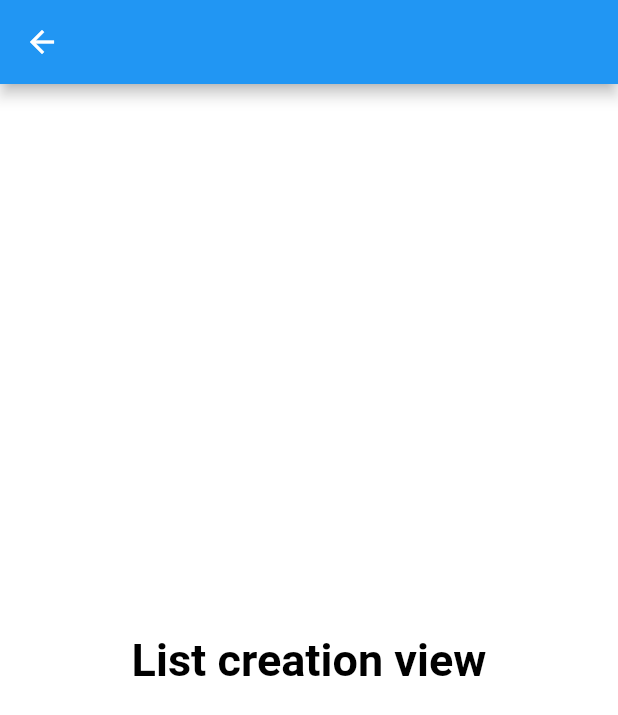
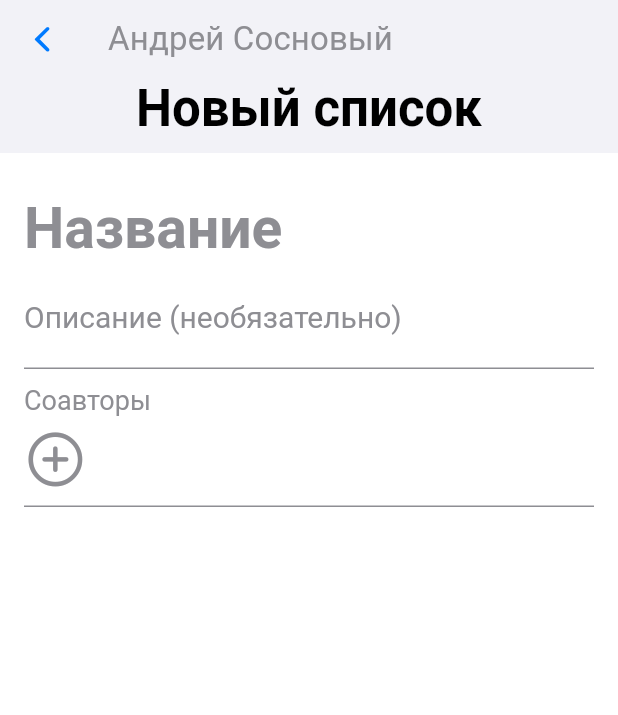
Before and after one commit to AndreySosnovyy/diplom_flutter_shoppinglist, a Flutter app: the ListCreationView screen opened by its route, on a phone screen of 412 x 824 dp. Shown: the top 715 px of the screen. Run offline on Flutter 3.47's test engine with Material 2 defaults, Android fonts, the phone set to English and light mode, and no system bars; our stand-ins replace auto_route, auto_size_text, get_it, google_fonts, stacked.

Commit message:
added half of list creation screen

```diff
--- a/lib/app/values/colors.dart
+++ b/lib/app/values/colors.dart
@@ -46,9 +46,10 @@ class ShoppingListTileColors {
   static const red = AppColors.red;
   static const green = AppColors.green;
   static const blue = AppColors.blue;
-  static const yellow = AppColors.yellow;
+  static const orange = AppColors.orange;
   static const indigo = AppColors.indigo;
   static const pink = AppColors.pink;
   static const teal = AppColors.teal;
   static const black = AppColors.black;
+  static const grey = AppColors.grey1;
 }
--- /dev/null
+++ b/lib/features/workspace/domain/entities/co_author.dart
@@ -0,0 +1,11 @@
+import 'package:flutter/material.dart';
+
+class CoAuthor {
+  final String name;
+  final Image avatar;
+
+  CoAuthor({
+    required this.name,
+    required this.avatar,
+  });
+}
--- a/lib/features/workspace/presentation/screens/list_creation/list_creation_view.dart
+++ b/lib/features/workspace/presentation/screens/list_creation/list_creation_view.dart
@@ -1,3 +1,8 @@
+import 'package:diplom/app/values/colors.dart';
+import 'package:diplom/features/common/presentation/widgets/common_appbar.dart';
+import 'package:diplom/features/workspace/presentation/screens/list_creation/widgets/co_authors_handler.dart';
+import 'package:diplom/features/workspace/presentation/screens/list_creation/widgets/common_textfield.dart';
+import 'package:flutter/cupertino.dart';
 import 'package:flutter/material.dart';
 import 'package:stacked/stacked.dart';
 
@@ -11,9 +16,53 @@ class ListCreationView extends StatelessWidget {
     return ViewModelBuilder<ListCreationViewModel>.reactive(
       viewModelBuilder: () => ListCreationViewModel(),
       builder: (context, viewModel, child) => Scaffold(
-        appBar: AppBar(),
-        body: Center(
-          child: Text('List creation view', style: Theme.of(context).textTheme.headline2),
+        appBar: CommonAppbar(
+          title: 'Новый список',
+          subtitle: 'Андрей Сосновый',
+          leading: const Icon(
+            CupertinoIcons.back,
+            size: 26,
+            color: AppColors.blue,
+          ),
+          leadingCallback: viewModel.backButtonCallback,
+        ),
+        body: Padding(
+          padding: const EdgeInsets.all(16.0),
+          child: Column(
+            crossAxisAlignment: CrossAxisAlignment.start,
+            children: [
+              CommonTextField(
+                controller: viewModel.nameController,
+                hint: 'Название',
+                isBold: true,
+                fontSize: 38,
+                maxLength: 24,
+              ),
+              CommonTextField(
+                controller: viewModel.descriptionController,
+                hint: 'Описание (необязательно)',
+                fontSize: 20,
+                maxLength: 300,
+                maxLines: 8,
+              ),
+              Container(
+                margin: const EdgeInsets.symmetric(vertical: 10),
+                color: AppColors.grey1,
+                width: double.infinity,
+                height: 1,
+              ),
+              CoAuthorsHandler(
+                addCoAuthorCallback: () {},
+                coAuthors: [],
+              ),
+              Container(
+                margin: const EdgeInsets.symmetric(vertical: 10),
+                color: AppColors.grey1,
+                width: double.infinity,
+                height: 1,
+              ),
+            ],
+          ),
         ),
       ),
     );
--- a/lib/features/workspace/presentation/screens/list_creation/list_creation_viewmodel.dart
+++ b/lib/features/workspace/presentation/screens/list_creation/list_creation_viewmodel.dart
@@ -1,5 +1,12 @@
-import 'package:flutter/foundation.dart';
+import 'package:diplom/app/dependencies.dart';
+import 'package:diplom/app/navigation/app_router.gr.dart';
+import 'package:flutter/cupertino.dart';
 
 class ListCreationViewModel extends ChangeNotifier {
+  final router = sl.get<AppRouter>();
 
+  final nameController = TextEditingController();
+  final descriptionController = TextEditingController();
+
+  void backButtonCallback() => router.pop();
 }
--- /dev/null
+++ b/lib/features/workspace/presentation/screens/list_creation/widgets/co_authors_handler.dart
@@ -0,0 +1,53 @@
+import 'package:diplom/app/values/colors.dart';
+import 'package:diplom/features/workspace/domain/entities/co_author.dart';
+import 'package:flutter/cupertino.dart';
+import 'package:flutter/material.dart';
+
+class CoAuthorsHandler extends StatelessWidget {
+  final List<CoAuthor> coAuthors;
+  final VoidCallback addCoAuthorCallback;
+
+  const CoAuthorsHandler({
+    Key? key,
+    required this.coAuthors,
+    required this.addCoAuthorCallback,
+  }) : super(key: key);
+
+  @override
+  Widget build(BuildContext context) {
+    return Scrollbar(
+      child: SingleChildScrollView(
+        child: Column(
+          crossAxisAlignment: CrossAxisAlignment.start,
+          children: [
+            Text(
+              'Соавторы',
+              style: Theme.of(context)
+                  .textTheme
+                  .bodyText1!
+                  .copyWith(color: AppColors.grey1),
+            ),
+            const SizedBox(height: 8),
+            Row(
+              mainAxisSize: MainAxisSize.max,
+              mainAxisAlignment: MainAxisAlignment.start,
+              crossAxisAlignment: CrossAxisAlignment.center,
+              children: [
+                GestureDetector(
+                  onTap: addCoAuthorCallback,
+                  child: const SizedBox(
+                    child: Icon(
+                      CupertinoIcons.plus_circled,
+                      size: 42,
+                      color: AppColors.grey1,
+                    ),
+                  ),
+                ),
+              ],
+            ),
+          ],
+        ),
+      ),
+    );
+  }
+}
--- /dev/null
+++ b/lib/features/workspace/presentation/screens/list_creation/widgets/common_textfield.dart
@@ -0,0 +1,45 @@
+import 'package:diplom/app/values/colors.dart';
+import 'package:flutter/material.dart';
+
+class CommonTextField extends StatelessWidget {
+  final TextEditingController controller;
+  final String hint;
+  final bool isBold;
+  final double fontSize;
+  final int? maxLines;
+  final int? maxLength;
+
+  const CommonTextField({
+    Key? key,
+    required this.controller,
+    required this.hint,
+    this.isBold = false,
+    required this.fontSize,
+    this.maxLines = 1,
+    this.maxLength,
+  }) : super(key: key);
+
+  @override
+  Widget build(BuildContext context) {
+    return TextField(
+      controller: controller,
+      maxLines: null,
+      maxLength: maxLength,
+      style: TextStyle(
+        fontSize: fontSize,
+        fontWeight: isBold ? FontWeight.bold : null,
+        color: AppColors.black,
+      ),
+      decoration: InputDecoration(
+        border: InputBorder.none,
+        counterText: '',
+        hintText: hint,
+        hintStyle: TextStyle(
+          fontSize: fontSize,
+          fontWeight: isBold ? FontWeight.bold : null,
+          color: AppColors.grey1,
+        ),
+      ),
+    );
+  }
+}
--- a/lib/features/workspace/presentation/screens/lists/lists_viewmodel.dart
+++ b/lib/features/workspace/presentation/screens/lists/lists_viewmodel.dart
@@ -3,5 +3,9 @@ import 'package:diplom/app/navigation/app_router.gr.dart';
 import 'package:flutter/foundation.dart';
 
 class ListsViewModel extends ChangeNotifier {
-  void openSettings() => sl.get<AppRouter>().push(const SettingsViewRoute());
+  final router = sl.get<AppRouter>();
+
+  void openSettings() => router.push(const SettingsViewRoute());
+
+  void openListCreationView() => router.push(const ListCreationViewRoute());
 }
--- a/pubspec.yaml
+++ b/pubspec.yaml
@@ -47,6 +47,7 @@ dependencies:
   google_fonts: ^2.2.0
   intl: ^0.17.0
   uuid: ^3.0.5
+  auto_size_text_field: ^1.0.1
 
 dev_dependencies:
   flutter_test:
```
Also changed, not shown: lib/features/workspace/presentation/screens/lists/lists_view.dart (+30 -10 lines), lib/features/workspace/presentation/screens/lists/widgets/add_list_fab.dart (added, +22 -0 lines), lib/features/workspace/presentation/screens/lists/widgets/shopping_list_tile.dart (renamed from lib/features/workspace/presentation/widgets/shopping_list_tile.dart, +11 -14 lines), pubspec.lock.
